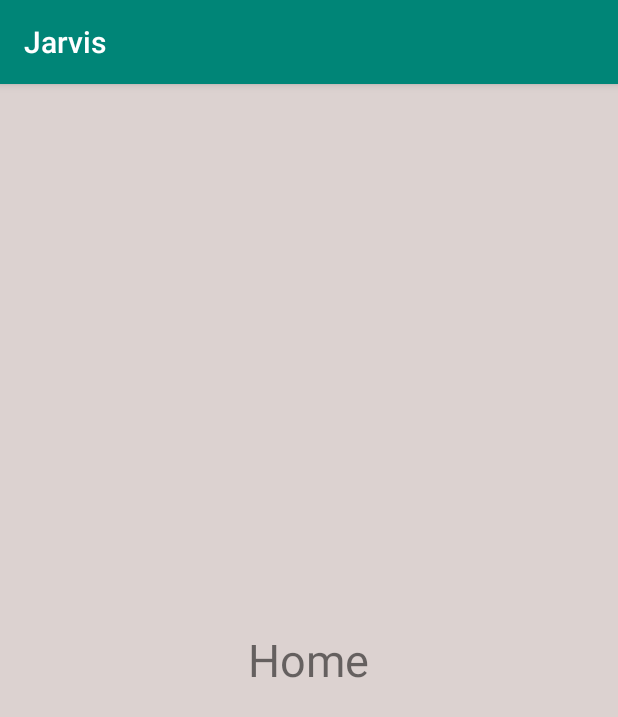
After one commit to renato555/Jarvis, an Android app: the fragment HomeFragment shown on its own in the app's theme, on a phone screen of 412 x 824 dp. The commit adds this screen. Shown: the top 717 px of the screen. Run offline under Robolectric (Android 15) with nearby library versions, the phone set to English and light mode, and no system bars.

Commit message:
Fragments

```diff
--- /dev/null
+++ b/app/src/main/java/com/example/jarvis/HomeFragment.java
@@ -0,0 +1,20 @@
+package com.example.jarvis;
+
+import android.os.Bundle;
+import android.view.LayoutInflater;
+import android.view.View;
+import android.view.ViewGroup;
+
+import androidx.annotation.NonNull;
+import androidx.annotation.Nullable;
+import androidx.fragment.app.Fragment;
+
+
+public class HomeFragment extends Fragment {
+
+    @Nullable
+    @Override
+    public View onCreateView(@NonNull LayoutInflater inflater, @Nullable ViewGroup container, @Nullable Bundle savedInstanceState) {
+        return inflater.inflate(R.layout.fragment_home, container, false);
+    }
+}
--- /dev/null
+++ b/app/src/main/res/layout/fragment_home.xml
@@ -0,0 +1,16 @@
+<?xml version="1.0" encoding="utf-8"?>
+<RelativeLayout xmlns:android="http://schemas.android.com/apk/res/android"
+    android:layout_width="match_parent"
+    android:layout_height="match_parent"
+    android:background="@color/backgroundNavigationBarColor"
+    >
+
+    <TextView
+        android:layout_width="wrap_content"
+        android:layout_height="wrap_content"
+        android:text="@string/home"
+        android:textSize="30sp"
+        android:layout_centerInParent="true"
+        />
+
+</RelativeLayout>
--- a/app/src/main/res/values/colors.xml
+++ b/app/src/main/res/values/colors.xml
@@ -3,4 +3,5 @@
     <color name="colorPrimary">#008577</color>
     <color name="colorPrimaryDark">#00574B</color>
     <color name="colorAccent">#D81B60</color>
+    <color name="backgroundNavigationBarColor">#DCD2D0</color>
 </resources>
--- a/app/src/main/res/values/strings.xml
+++ b/app/src/main/res/values/strings.xml
@@ -1,3 +1,8 @@
 <resources>
     <string name="app_name">Jarvis</string>
+    <string name="home">Home</string>
+    <string name="calendar">Calendar</string>
+    <string name="to_do">To-Do</string>
+    <string name="colleague">Colleague</string>
+    <string name="weather">Weather</string>
 </resources>
```
Also changed, not shown: app/src/main/java/com/example/jarvis/CalendarFragment.java (added, +20 -0 lines), app/src/main/java/com/example/jarvis/ColleagueFragments.java (added, +20 -0 lines), app/src/main/java/com/example/jarvis/ToDoListFragment.java (added, +20 -0 lines), app/src/main/java/com/example/jarvis/WeatherFragment.java (added, +20 -0 lines), app/src/main/res/layout/fragment_calendar.xml (added, +12 -0 lines), app/src/main/res/layout/fragment_colleague.xml (added, +13 -0 lines), app/src/main/res/layout/fragment_to_do_list.xml (added, +12 -0 lines), app/src/main/res/layout/fragment_weather.xml (added, +12 -0 lines).
